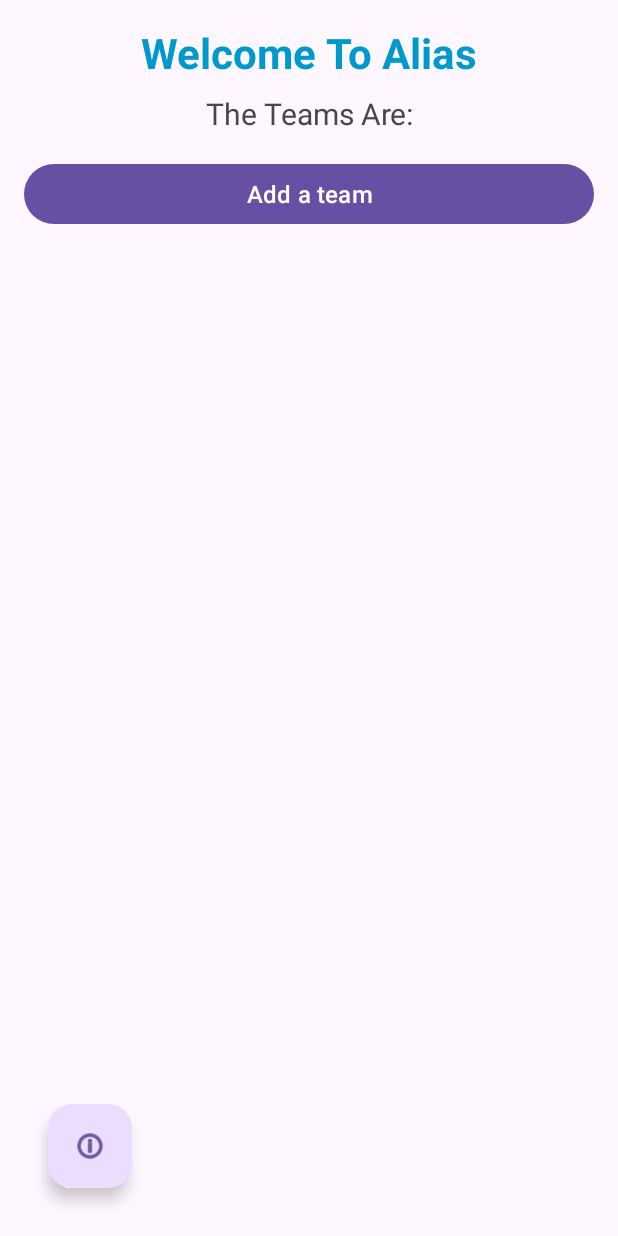
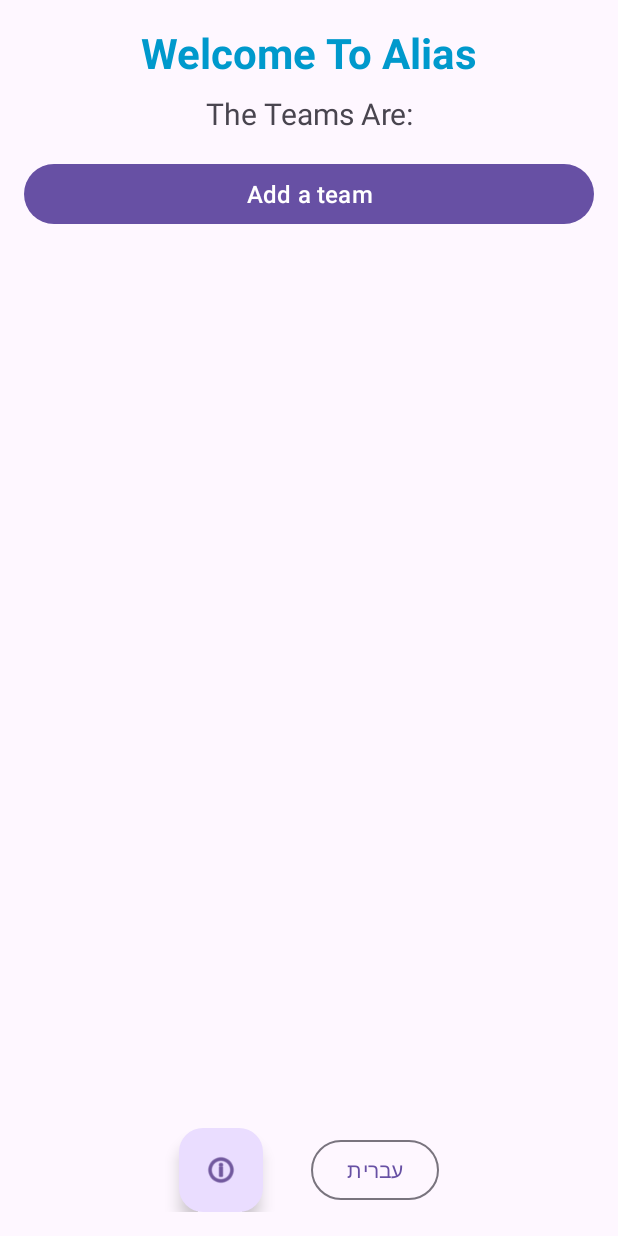
Before and after one commit to AmirD5/Alias_for_hit, an Android app: the layout fragment_main_list.xml on its own in the app's theme, with its tools: preview values and no code run, on a phone screen of 412 x 824 dp. Run offline under Robolectric (Android 15) with nearby library versions, the phone set to English and light mode, and no system bars.

Commit message:
Added hebrew

```diff
--- a/app/src/main/java/com/hit/aliasgameapp/MainActivity.kt
+++ b/app/src/main/java/com/hit/aliasgameapp/MainActivity.kt
@@ -2,8 +2,17 @@ package com.hit.aliasgameapp  // Adjust if your package name differs
 
 import androidx.appcompat.app.AppCompatActivity
 import android.os.Bundle
+import android.content.Context
+import com.hit.aliasgameapp.util.LocaleHelper
 
 class MainActivity : AppCompatActivity() {
+
+    override fun attachBaseContext(newBase: Context) {
+        val languageCode = LocaleHelper.getLanguage(newBase)
+        val context = LocaleHelper.setLocale(newBase, languageCode)
+        super.attachBaseContext(context)
+    }
+
     override fun onCreate(savedInstanceState: Bundle?) {
         super.onCreate(savedInstanceState)
         setContentView(R.layout.activity_main)
--- a/app/src/main/java/com/hit/aliasgameapp/ui/mainlist/MainListFragment.kt
+++ b/app/src/main/java/com/hit/aliasgameapp/ui/mainlist/MainListFragment.kt
@@ -5,14 +5,13 @@ import android.os.Bundle
 import android.view.LayoutInflater
 import android.view.View
 import android.view.ViewGroup
-import android.widget.Toast
 import androidx.fragment.app.Fragment
 import androidx.fragment.app.activityViewModels
 import androidx.navigation.fragment.findNavController
 import com.hit.aliasgameapp.R
 import com.hit.aliasgameapp.databinding.FragmentMainListBinding
 import com.hit.aliasgameapp.viewmodel.TeamViewModel
-
+import com.hit.aliasgameapp.util.LocaleHelper
 class MainListFragment : Fragment() {
 
     private var _binding: FragmentMainListBinding? = null
@@ -58,6 +57,11 @@ class MainListFragment : Fragment() {
         binding.btnAbout.setOnClickListener {
             findNavController().navigate(R.id.aboutFragment)
         }
+
+        binding.btnLanguageToggle.setOnClickListener {
+            LocaleHelper.toggleLanguage(requireContext())
+            requireActivity().recreate()
+        }
     }
 
     override fun onDestroyView() {
--- a/app/src/main/res/layout/fragment_main_list.xml
+++ b/app/src/main/res/layout/fragment_main_list.xml
@@ -41,14 +41,32 @@
         android:layout_weight="1"
         app:layoutManager="androidx.recyclerview.widget.LinearLayoutManager" />
 
-    <com.google.android.material.floatingactionbutton.FloatingActionButton
-        android:id="@+id/btnAbout"
-        android:layout_width="wrap_content"
+    <LinearLayout
+        android:layout_width="match_parent"
         android:layout_height="wrap_content"
-        android:layout_margin="16dp"
-        android:src="@android:drawable/ic_menu_info_details"
-        app:layout_constraintBottom_toBottomOf="parent"
-        app:layout_constraintStart_toStartOf="parent" />
+        android:orientation="horizontal"
+        android:gravity="center"
+        android:layout_marginTop="16dp">
+
+        <com.google.android.material.floatingactionbutton.FloatingActionButton
+            android:id="@+id/btnAbout"
+            android:layout_width="wrap_content"
+            android:layout_height="wrap_content"
+            android:layout_marginEnd="16dp"
+            android:src="@android:drawable/ic_menu_info_details"
+            android:contentDescription="@string/alias_how_to_play" />
+
+        <Button
+            android:id="@+id/btn_language_toggle"
+            android:layout_width="wrap_content"
+            android:layout_height="wrap_content"
+            android:layout_marginStart="16dp"
+            android:text="@string/language_toggle"
+            android:textSize="14sp"
+            android:minWidth="80dp"
+            style="?attr/materialButtonOutlinedStyle" />
+
+    </LinearLayout>
 
     <TextView
         android:id="@+id/tv_empty"
--- a/app/src/main/res/values/strings.xml
+++ b/app/src/main/res/values/strings.xml
@@ -64,4 +64,8 @@
     <string name="it_is_forbidden_to_say_words_from_the_same_root_it_is_permissible_to_use_antonyms_synonyms_and_associations">• It is forbidden to say words from the same root.</string>
     <string name="it_is_permissible_to_use_antonyms_synonyms_and_associations">• It is permissible to use antonyms, synonyms and associations.</string>
     <string name="goal">Goal</string>
+
+    <!-- Language Toggle -->
+    <string name="language_toggle">עברית</string>
+    <string name="current_language">en</string>
 </resources>
```
Also changed, not shown: 421 other files.
